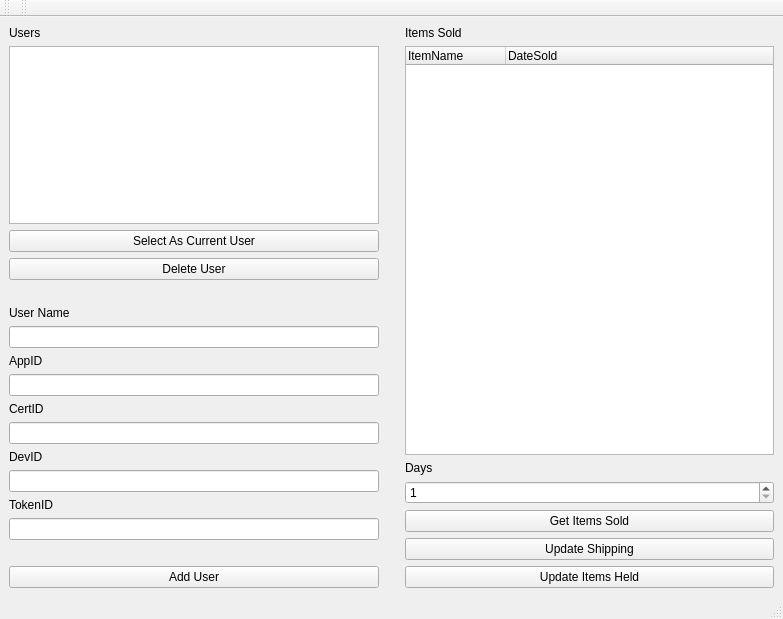
Above: design.ui from suhussai/ebayApp before the change. Below: the same form after it.
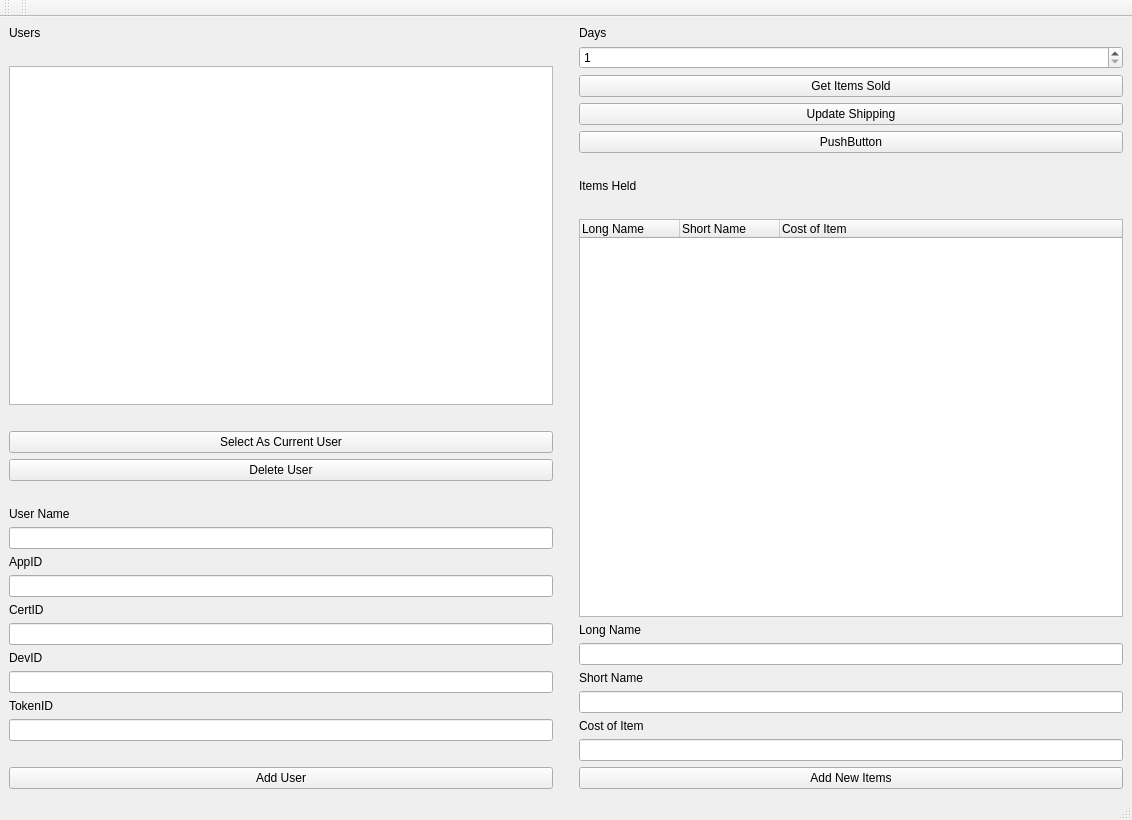
That is the form after the change.

Commit message: new gui design with buttons for add new items to items held records

Diff of the .ui file:
```diff
--- a/design.ui
+++ b/design.ui
@@ -6,8 +6,8 @@
    <rect>
     <x>0</x>
     <y>0</y>
-    <width>783</width>
-    <height>619</height>
+    <width>1132</width>
+    <height>820</height>
    </rect>
   </property>
   <property name="windowTitle">
@@ -24,9 +24,35 @@
         </property>
        </widget>
       </item>
+      <item>
+       <spacer name="horizontalSpacer_5">
+        <property name="orientation">
+         <enum>Qt::Horizontal</enum>
+        </property>
+        <property name="sizeHint" stdset="0">
+         <size>
+          <width>40</width>
+          <height>20</height>
+         </size>
+        </property>
+       </spacer>
+      </item>
       <item>
        <widget class="QListWidget" name="listUsers"/>
       </item>
+      <item>
+       <spacer name="horizontalSpacer_3">
+        <property name="orientation">
+         <enum>Qt::Horizontal</enum>
+        </property>
+        <property name="sizeHint" stdset="0">
+         <size>
+          <width>40</width>
+          <height>20</height>
+         </size>
+        </property>
+       </spacer>
+      </item>
       <item>
        <widget class="QPushButton" name="btnSelectAsCurrentUser">
         <property name="text">
@@ -147,27 +173,6 @@
       <item>
        <layout class="QVBoxLayout" name="verticalLayout_2"/>
       </item>
-      <item>
-       <widget class="QLabel" name="label_3">
-        <property name="text">
-         <string>Items Sold</string>
-        </property>
-       </widget>
-      </item>
-      <item>
-       <widget class="QTreeWidget" name="treeWidgetItemsSold">
-        <column>
-         <property name="text">
-          <string>ItemName</string>
-         </property>
-        </column>
-        <column>
-         <property name="text">
-          <string>DateSold</string>
-         </property>
-        </column>
-       </widget>
-      </item>
       <item>
        <widget class="QLabel" name="label_2">
         <property name="sizePolicy">
@@ -214,10 +219,99 @@
         </property>
        </widget>
       </item>
+      <item>
+       <widget class="QPushButton" name="pushButton">
+        <property name="text">
+         <string>PushButton</string>
+        </property>
+       </widget>
+      </item>
+      <item>
+       <spacer name="horizontalSpacer_4">
+        <property name="orientation">
+         <enum>Qt::Horizontal</enum>
+        </property>
+        <property name="sizeHint" stdset="0">
+         <size>
+          <width>40</width>
+          <height>20</height>
+         </size>
+        </property>
+       </spacer>
+      </item>
+      <item>
+       <widget class="QLabel" name="label_3">
+        <property name="text">
+         <string>Items Held</string>
+        </property>
+       </widget>
+      </item>
+      <item>
+       <spacer name="horizontalSpacer_6">
+        <property name="orientation">
+         <enum>Qt::Horizontal</enum>
+        </property>
+        <property name="sizeHint" stdset="0">
+         <size>
+          <width>40</width>
+          <height>20</height>
+         </size>
+        </property>
+       </spacer>
+      </item>
+      <item>
+       <widget class="QTreeWidget" name="treeWidgetItemsSold">
+        <column>
+         <property name="text">
+          <string>Long Name</string>
+         </property>
+        </column>
+        <column>
+         <property name="text">
+          <string>Short Name</string>
+         </property>
+        </column>
+        <column>
+         <property name="text">
+          <string>Cost of Item</string>
+         </property>
+        </column>
+       </widget>
+      </item>
+      <item>
+       <widget class="QLabel" name="label_11">
+        <property name="text">
+         <string>Long Name</string>
+        </property>
+       </widget>
+      </item>
+      <item>
+       <widget class="QLineEdit" name="lineEdit_3"/>
+      </item>
+      <item>
+       <widget class="QLabel" name="label_10">
+        <property name="text">
+         <string>Short Name</string>
+        </property>
+       </widget>
+      </item>
+      <item>
+       <widget class="QLineEdit" name="lineEdit_2"/>
+      </item>
+      <item>
+       <widget class="QLabel" name="label_9">
+        <property name="text">
+         <string>Cost of Item</string>
+        </property>
+       </widget>
+      </item>
+      <item>
+       <widget class="QLineEdit" name="lineEdit"/>
+      </item>
       <item>
        <widget class="QPushButton" name="pushButton_3">
         <property name="text">
-         <string>Update Items Held</string>
+         <string>Add New Items</string>
         </property>
        </widget>
       </item>
```
Left out of the diff: 2 changed lines with no effect on the pictures. The commit also changes 1 other file.
